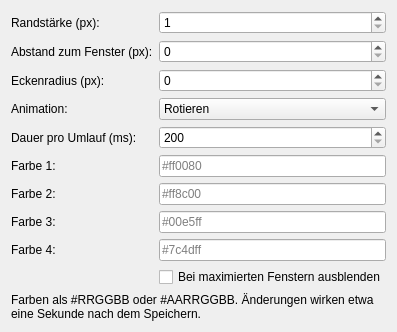
This is package/contents/ui/config.ui in Dreamfire78/kwin-animated-borders as Qt 5 draws it before an edit. The edited form follows.
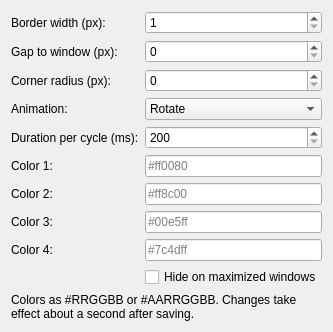
This is the edited form.

Commit message:
Use English UI texts and add German translation
The settings dialog is now written in English and translated through
gettext (X-KWin-Config-TranslationDomain). install.sh compiles po/*.po
with a small Python msgfmt replacement, since gettext is not installed
by default.

The edit to the form file:
```diff
--- a/package/contents/ui/config.ui
+++ b/package/contents/ui/config.ui
@@ -6,7 +6,7 @@
    <item row="0" column="0">
     <widget class="QLabel" name="label_thickness">
      <property name="text">
-      <string>Randstärke (px):</string>
+      <string>Border width (px):</string>
      </property>
     </widget>
    </item>
@@ -23,7 +23,7 @@
    <item row="1" column="0">
     <widget class="QLabel" name="label_offset">
      <property name="text">
-      <string>Abstand zum Fenster (px):</string>
+      <string>Gap to window (px):</string>
      </property>
     </widget>
    </item>
@@ -37,7 +37,7 @@
    <item row="2" column="0">
     <widget class="QLabel" name="label_radius">
      <property name="text">
-      <string>Eckenradius (px):</string>
+      <string>Corner radius (px):</string>
      </property>
     </widget>
    </item>
@@ -59,7 +59,7 @@
     <widget class="QComboBox" name="kcfg_animation">
      <item>
       <property name="text">
-       <string>Rotieren</string>
+       <string>Rotate</string>
       </property>
      </item>
      <item>
@@ -82,7 +82,7 @@
    <item row="4" column="0">
     <widget class="QLabel" name="label_duration">
      <property name="text">
-      <string>Dauer pro Umlauf (ms):</string>
+      <string>Duration per cycle (ms):</string>
      </property>
     </widget>
    </item>
@@ -102,7 +102,7 @@
    <item row="5" column="0">
     <widget class="QLabel" name="label_color1">
      <property name="text">
-      <string>Farbe 1:</string>
+      <string>Color 1:</string>
      </property>
     </widget>
    </item>
@@ -116,7 +116,7 @@
    <item row="6" column="0">
     <widget class="QLabel" name="label_color2">
      <property name="text">
-      <string>Farbe 2:</string>
+      <string>Color 2:</string>
      </property>
     </widget>
    </item>
@@ -130,7 +130,7 @@
    <item row="7" column="0">
     <widget class="QLabel" name="label_color3">
      <property name="text">
-      <string>Farbe 3:</string>
+      <string>Color 3:</string>
      </property>
     </widget>
    </item>
@@ -144,7 +144,7 @@
    <item row="8" column="0">
     <widget class="QLabel" name="label_color4">
      <property name="text">
-      <string>Farbe 4:</string>
+      <string>Color 4:</string>
      </property>
     </widget>
    </item>
@@ -158,14 +158,14 @@
    <item row="9" column="1">
     <widget class="QCheckBox" name="kcfg_hideOnMaximized">
      <property name="text">
-      <string>Bei maximierten Fenstern ausblenden</string>
+      <string>Hide on maximized windows</string>
      </property>
     </widget>
    </item>
    <item row="10" column="0" colspan="2">
     <widget class="QLabel" name="label_hint">
      <property name="text">
-      <string>Farben als #RRGGBB oder #AARRGGBB. Änderungen wirken etwa eine Sekunde nach dem Speichern.</string>
+      <string>Colors as #RRGGBB or #AARRGGBB. Changes take effect about a second after saving.</string>
      </property>
      <property name="wordWrap">
       <bool>true</bool>
```
Left out of the diff: 14 changed lines with no effect on the pictures. The commit also changes 6 other files.
